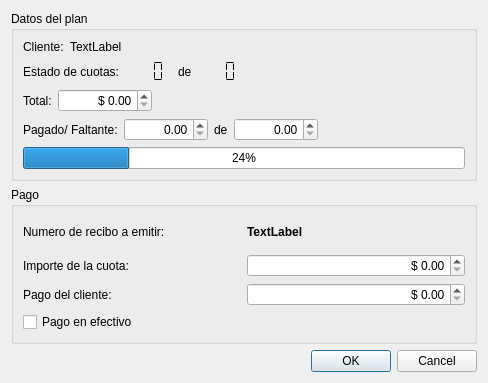
Qt form trunk/plugins/cuotas/DPagoCuotaBase.ui (chungote/gestotux) before a commit.
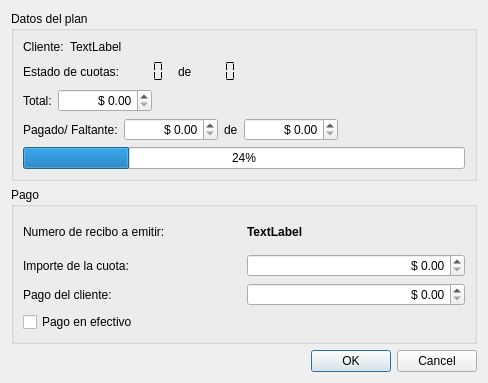
The same form after that commit.

Commit message: - Mejoras generales en planes de cuotas.

Diff of the .ui file:
```diff
--- a/trunk/plugins/cuotas/DPagoCuotaBase.ui
+++ b/trunk/plugins/cuotas/DPagoCuotaBase.ui
@@ -158,6 +158,9 @@
           <property name="alignment">
            <set>Qt::AlignRight|Qt::AlignTrailing|Qt::AlignVCenter</set>
           </property>
+          <property name="prefix">
+           <string>$ </string>
+          </property>
           <property name="maximum">
            <double>1000000092.000000000000000</double>
           </property>
@@ -175,6 +178,9 @@
           <property name="alignment">
            <set>Qt::AlignRight|Qt::AlignTrailing|Qt::AlignVCenter</set>
           </property>
+          <property name="prefix">
+           <string>$ </string>
+          </property>
           <property name="maximum">
            <double>1000000092.000000000000000</double>
           </property>
```
The commit also changes 16 other files.
